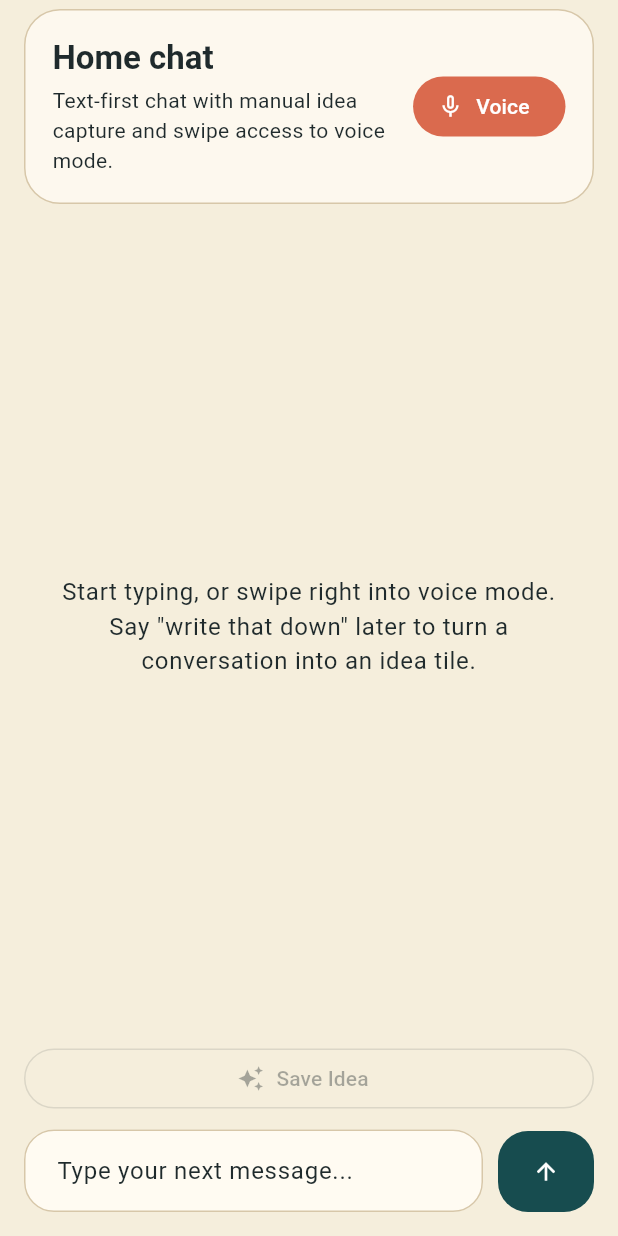
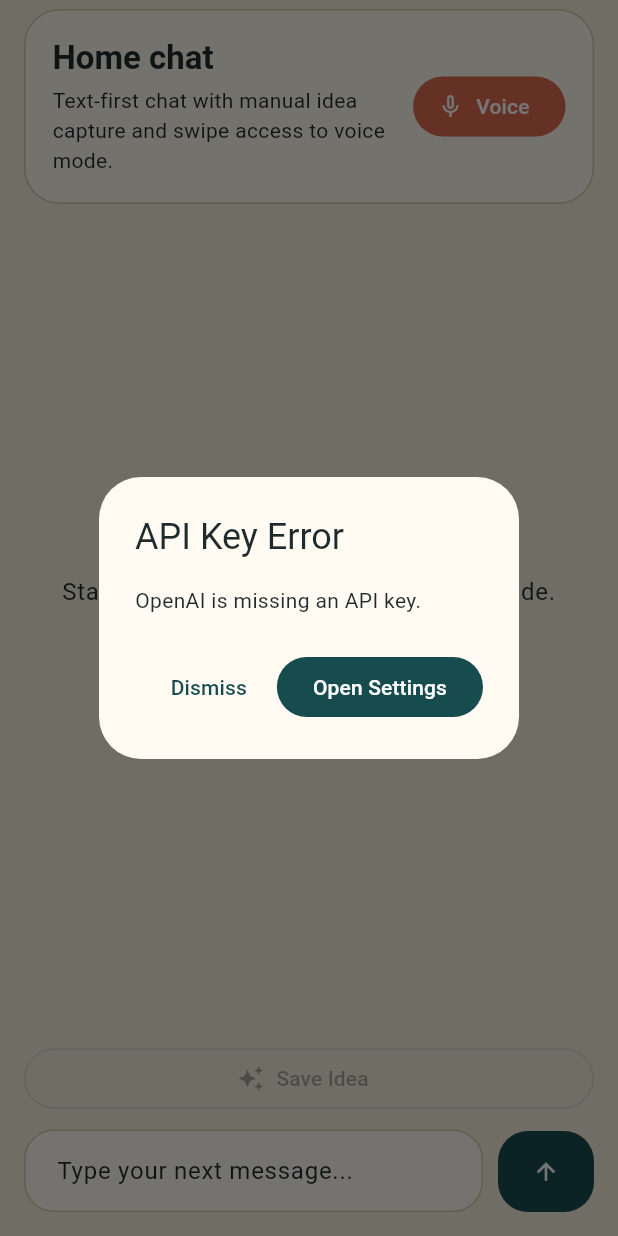
Before and after one commit to higg22-git/WriteThatDown, a Flutter app: the ChatScreen widget shown alone on an empty page, opened directly with empty values, on a phone screen of 412 x 824 dp. Run offline on Flutter 3.47's test engine with Material 3 defaults, Android fonts, the phone set to English and light mode, and no system bars; our stand-ins replace dio, flutter_riverpod, flutter_secure_storage, flutter_tts, shared_preferences, speech_to_text and 1 more; accounts and stored records are empty.

Commit message:
Validate API key before chat screen opens
Co-authored-by: higg22-git <194550125+higg22-git@users.noreply.github.com>

```diff
--- a/lib/services/llm/llm_gateway.dart
+++ b/lib/services/llm/llm_gateway.dart
@@ -85,4 +85,34 @@ class LlmGateway {
     }
     return apiKey.trim();
   }
+
+  /// Validates the selected chat provider's API key by making a lightweight
+  /// network call.  Returns `null` on success, or a human-readable error
+  /// message when the key is missing or rejected (HTTP 401 / 403).
+  ///
+  /// Non-authentication network errors are silently ignored so that a
+  /// temporary connectivity issue does not block the user from opening chat.
+  Future<String?> validateChatApiKey(AppSettings settings) async {
+    final provider = settings.selectedChatProvider;
+    final config = settings.configFor(provider);
+    if (!config.isEnabled) {
+      return '${provider.displayName} is disabled in settings.';
+    }
+    try {
+      final apiKey = await _requireApiKey(provider);
+      final client = _clientFactory.create(provider);
+      await client.validateApiKey(apiKey);
+      return null;
+    } on StateError catch (e) {
+      return e.message;
+    } on DioException catch (e) {
+      final status = e.response?.statusCode;
+      if (status == 401 || status == 403) {
+        return 'The ${provider.displayName} API key was rejected (HTTP $status). '
+            'Please check your key in Settings.';
+      }
+      // Network / server outage – don't block chat.
+      return null;
+    }
+  }
 }
--- a/lib/ui/screens/app_shell.dart
+++ b/lib/ui/screens/app_shell.dart
@@ -101,7 +101,7 @@ class _AppShellState extends ConsumerState<AppShell> {
           onPageChanged: (index) => setState(() => _currentIndex = index),
           children: [
             IdeasScreen(onStartVoiceFromIdea: _startVoiceFromIdea),
-            ChatScreen(onOpenVoice: () => _moveToPage(2)),
+            ChatScreen(onOpenVoice: () => _moveToPage(2), onOpenSettings: _openSettings),
             const VoiceScreen(),
           ],
         ),
--- a/lib/ui/screens/chat_screen.dart
+++ b/lib/ui/screens/chat_screen.dart
@@ -8,10 +8,12 @@ import '../widgets/session_banner.dart';
 class ChatScreen extends ConsumerStatefulWidget {
   const ChatScreen({
     required this.onOpenVoice,
+    required this.onOpenSettings,
     super.key,
   });
 
   final VoidCallback onOpenVoice;
+  final VoidCallback onOpenSettings;
 
   @override
   ConsumerState<ChatScreen> createState() => _ChatScreenState();
@@ -26,6 +28,7 @@ class _ChatScreenState extends ConsumerState<ChatScreen> {
     super.initState();
     _textController = TextEditingController();
     _scrollController = ScrollController();
+    WidgetsBinding.instance.addPostFrameCallback((_) => _validateApiKey());
   }
 
   @override
@@ -33,6 +36,33 @@ class _ChatScreenState extends ConsumerState<ChatScreen> {
     _textController.dispose();
     _scrollController.dispose();
     super.dispose();
+  }
+
+  Future<void> _validateApiKey() async {
+    if (!mounted) return;
+    final settings = ref.read(settingsControllerProvider).settings;
+    final error = await ref.read(llmGatewayProvider).validateChatApiKey(settings);
+    if (!mounted || error == null) return;
+    await showDialog<void>(
+      context: context,
+      builder: (dialogContext) => AlertDialog(
+        title: const Text('API Key Error'),
+        content: Text(error),
+        actions: [
+          TextButton(
+            onPressed: () => Navigator.of(dialogContext).pop(),
+            child: const Text('Dismiss'),
+          ),
+          FilledButton(
+            onPressed: () {
+              Navigator.of(dialogContext).pop();
+              widget.onOpenSettings();
+            },
+            child: const Text('Open Settings'),
+          ),
+        ],
+      ),
+    );
   }
 
   Future<void> _sendMessage() async {
```
Also changed, not shown: lib/services/llm/llm_client.dart (+51 -0 lines).
